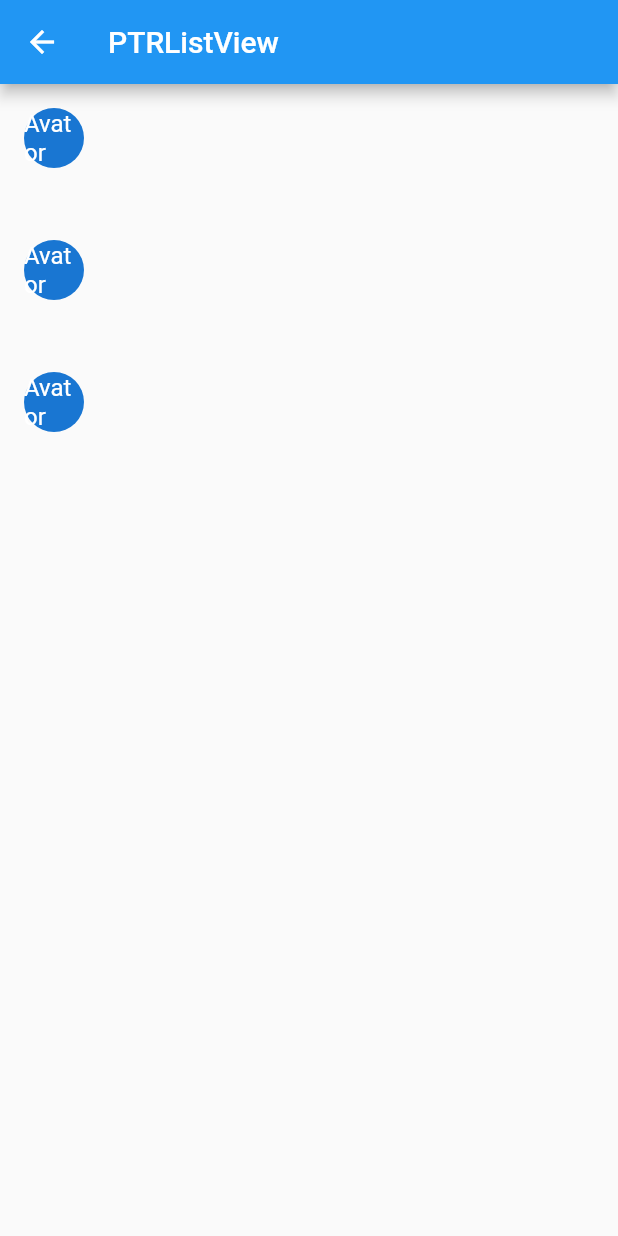
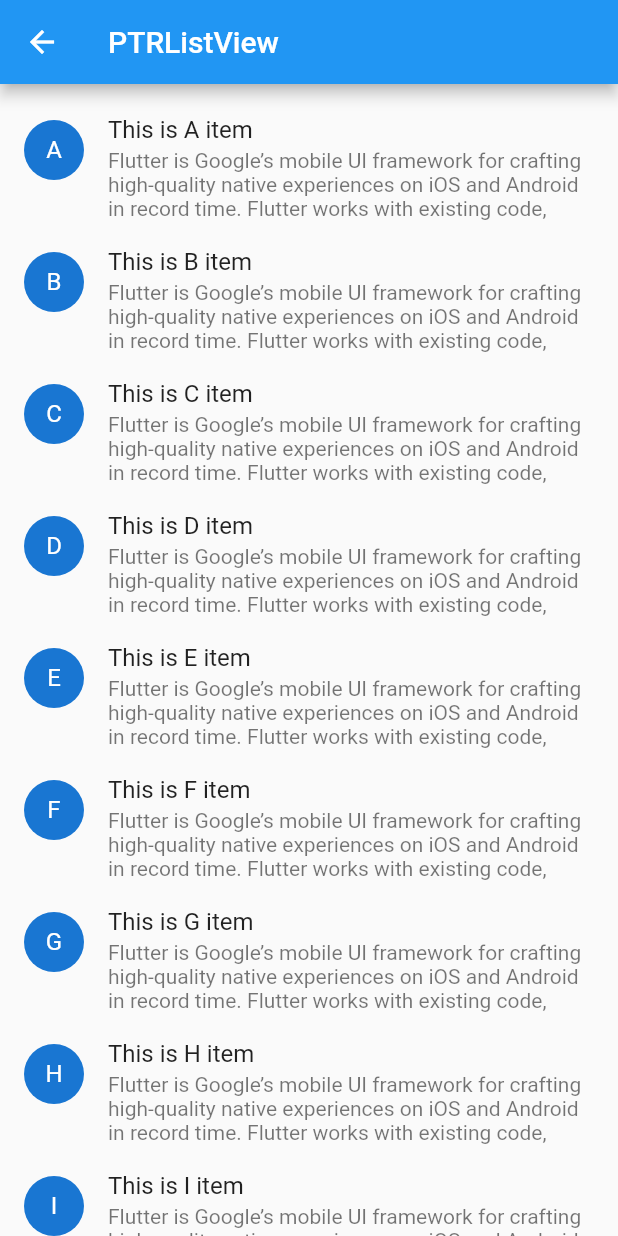
Before and after one commit to snajdan0525/Flutter-Action, a Flutter app: the PTRListView screen opened directly, on a phone screen of 412 x 824 dp. Run offline on Flutter 3.47's test engine with Material 2 defaults, Android fonts, the phone set to English and light mode, and no system bars; our stand-ins replace cached_network_image; network calls fail.

Commit message:
no message

```diff
--- a/lib/detailview/detail.dart
+++ b/lib/detailview/detail.dart
@@ -1,15 +1,10 @@
 import 'package:flutter/material.dart';
 import 'package:flutter_action/detailview/CircleView.dart';
-
+import 'package:flutter_action/view/pull_to_refresh_listview.dart';
 class DetailView extends StatelessWidget {
   @override
   Widget build(BuildContext context) {
-    return Scaffold(
-      appBar: AppBar(
-        title: Text("CustomView"),
-      ),
-      body: Container(child: CircleView(),),
-    );
+    return  PTRListView();
 //    return MaterialApp(
 //      title: 'Flutter Demo',
 //      theme: ThemeData(
--- a/lib/view/pull_to_refresh_listview.dart
+++ b/lib/view/pull_to_refresh_listview.dart
@@ -18,7 +18,9 @@ class PTRListViewState extends State<PTRListView> {
   final GlobalKey<ScaffoldState> _scaffoldKey = GlobalKey<ScaffoldState>();
   final GlobalKey<RefreshIndicatorState> _refreshIndicatorKey =
       GlobalKey<RefreshIndicatorState>();
-
+  static final List<String> _items = <String>[
+    'A', 'B', 'C', 'D', 'E', 'F', 'G', 'H', 'I', 'J', 'K', 'L', 'M', 'N'
+  ];
   @override
   Widget build(BuildContext context) {
     return Scaffold(
@@ -30,13 +32,15 @@ class PTRListViewState extends State<PTRListView> {
           key: _refreshIndicatorKey,
           onRefresh: _handleRefresh,
           child: ListView.builder(
-            itemCount: 3,
+            padding: EdgeInsets.symmetric(vertical: 8.0),
+            itemCount: _items.length,
             itemBuilder: (BuildContext context, int index) {
+              final String item = _items[index];
               return ListTile(
                 isThreeLine: true,
-                leading: CircleAvatar(child: Text('Avator')),
-                title: Text(''),
-                subtitle: const Text(''),
+                leading: CircleAvatar(child: Text(item)),
+                title: Text('This is $item item '),
+                subtitle: const Text('Flutter is Google’s mobile UI framework for crafting high-quality native experiences on iOS and Android in record time. Flutter works with existing code,'),
               );
             },
           )),
```
